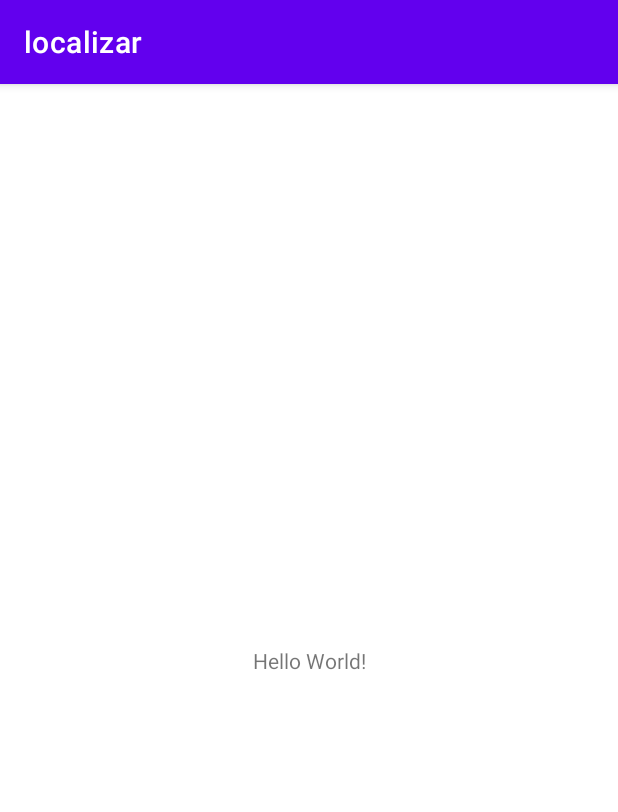
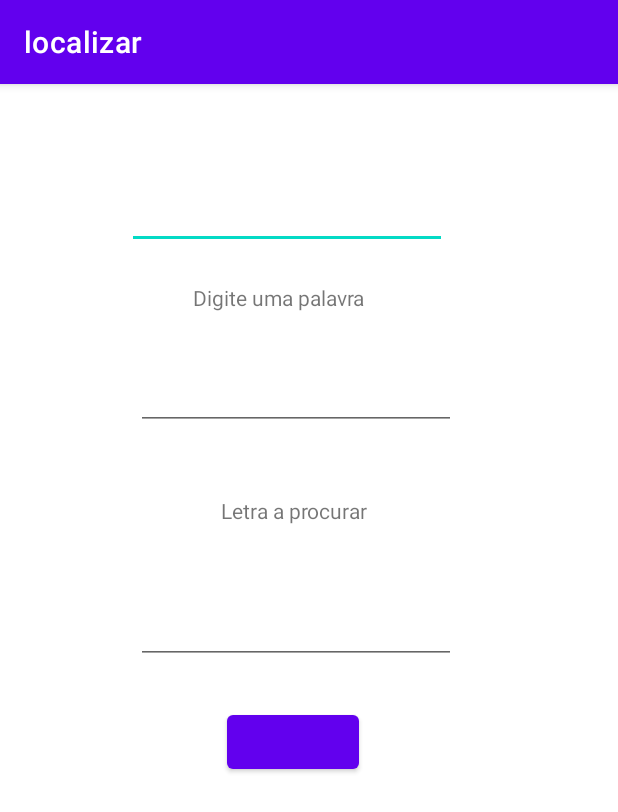
Before and after one commit to cadamowicz/localizar, an Android app: the screen it shows after launch (MainActivity), on a phone screen of 412 x 824 dp. Shown: the top 812 px of the screen. Run offline under Robolectric (Android 15) with nearby library versions, the phone set to English and light mode, and no system bars.

```diff
--- a/app/src/main/java/com/example/localizar/MainActivity.java
+++ b/app/src/main/java/com/example/localizar/MainActivity.java
@@ -3,12 +3,52 @@ package com.example.localizar;
 import androidx.appcompat.app.AppCompatActivity;
 
 import android.os.Bundle;
+import android.view.View;
+import android.widget.Button;
+import android.widget.EditText;
 
 public class MainActivity extends AppCompatActivity {
+
+    EditText texto;
+
+    EditText texto2;
+
+    EditText resultfinal;
+
+    Button resultado;
+
 
     @Override
     protected void onCreate(Bundle savedInstanceState) {
         super.onCreate(savedInstanceState);
         setContentView(R.layout.activity_main);
+
+        texto=findViewById(R.id.texto);
+        texto2=findViewById(R.id.texto2);
+        resultfinal=findViewById(R.id.resultfinal);
+        resultado=findViewById(R.id.resultado);
+
+        resultado.setOnClickListener(new View.OnClickListener() {
+            @Override
+            public void onClick(View view) {
+
+                String achou;
+                String teste;
+                String t1=texto.getText().toString();// armazena dentro da variavel para comparar
+                String t2=texto2.getText().toString();
+                int pos=t1.indexOf(t2);
+
+                if( pos == -1){
+                    achou="Não Achou";
+                }
+                else{
+                    achou="Achou";
+                    teste=t1.replaceAll(t2,"r");
+                }
+
+                resultfinal.setText(String.valueOf(achou));
+                texto.setText(String.valueOf(teste));
+            }
+        });
     }
 }
--- a/app/src/main/res/layout/activity_main.xml
+++ b/app/src/main/res/layout/activity_main.xml
@@ -7,12 +7,89 @@
     tools:context=".MainActivity">
 
     <TextView
+        android:id="@+id/textView"
         android:layout_width="wrap_content"
         android:layout_height="wrap_content"
-        android:text="Hello World!"
+        android:layout_marginStart="127dp"
+        android:layout_marginTop="114dp"
+        android:layout_marginEnd="167dp"
+        android:layout_marginBottom="598dp"
+        android:text="Digite uma palavra"
         app:layout_constraintBottom_toBottomOf="parent"
         app:layout_constraintEnd_toEndOf="parent"
         app:layout_constraintStart_toStartOf="parent"
         app:layout_constraintTop_toTopOf="parent" />
 
+    <EditText
+        android:id="@+id/texto"
+        android:layout_width="wrap_content"
+        android:layout_height="wrap_content"
+        android:layout_marginStart="86dp"
+        android:layout_marginTop="55dp"
+        android:layout_marginEnd="115dp"
+        android:layout_marginBottom="14dp"
+        android:ems="10"
+        android:inputType="textPersonName"
+        app:layout_constraintBottom_toTopOf="@+id/textView"
+        app:layout_constraintEnd_toEndOf="parent"
+        app:layout_constraintStart_toStartOf="parent"
+        app:layout_constraintTop_toTopOf="parent" />
+
+    <Button
+        android:id="@+id/resultado"
+        android:layout_width="wrap_content"
+        android:layout_height="wrap_content"
+        android:layout_marginStart="137dp"
+        android:layout_marginTop="175dp"
+        android:layout_marginEnd="159dp"
+        android:layout_marginBottom="297dp"
+        app:layout_constraintBottom_toBottomOf="parent"
+        app:layout_constraintEnd_toEndOf="parent"
+        app:layout_constraintStart_toStartOf="parent"
+        app:layout_constraintTop_toBottomOf="@+id/texto2"
+        tools:text="Procurar" />
+
+    <EditText
+        android:id="@+id/texto2"
+        android:layout_width="wrap_content"
+        android:layout_height="wrap_content"
+        android:layout_marginStart="92dp"
+        android:layout_marginTop="33dp"
+        android:layout_marginEnd="109dp"
+        android:layout_marginBottom="22dp"
+        android:ems="10"
+        android:inputType="textPersonName"
+        app:layout_constraintBottom_toTopOf="@+id/textView2"
+        app:layout_constraintEnd_toEndOf="parent"
+        app:layout_constraintStart_toStartOf="parent"
+        app:layout_constraintTop_toBottomOf="@+id/textView" />
+
+    <TextView
+        android:id="@+id/textView2"
+        android:layout_width="wrap_content"
+        android:layout_height="wrap_content"
+        android:layout_marginStart="146dp"
+        android:layout_marginTop="22dp"
+        android:layout_marginEnd="166dp"
+        android:layout_marginBottom="134dp"
+        android:text="Letra a procurar"
+        app:layout_constraintBottom_toTopOf="@+id/resultado"
+        app:layout_constraintEnd_toEndOf="parent"
+        app:layout_constraintStart_toStartOf="parent"
+        app:layout_constraintTop_toBottomOf="@+id/texto2" />
+
+    <EditText
+        android:id="@+id/resultfinal"
+        android:layout_width="wrap_content"
+        android:layout_height="wrap_content"
+        android:layout_marginStart="92dp"
+        android:layout_marginTop="43dp"
+        android:layout_marginEnd="109dp"
+        android:layout_marginBottom="23dp"
+        android:ems="10"
+        android:inputType="textPersonName"
+        app:layout_constraintBottom_toTopOf="@+id/resultado"
+        app:layout_constraintEnd_toEndOf="parent"
+        app:layout_constraintStart_toStartOf="parent"
+        app:layout_constraintTop_toBottomOf="@+id/textView2" />
 </androidx.constraintlayout.widget.ConstraintLayout>
```
